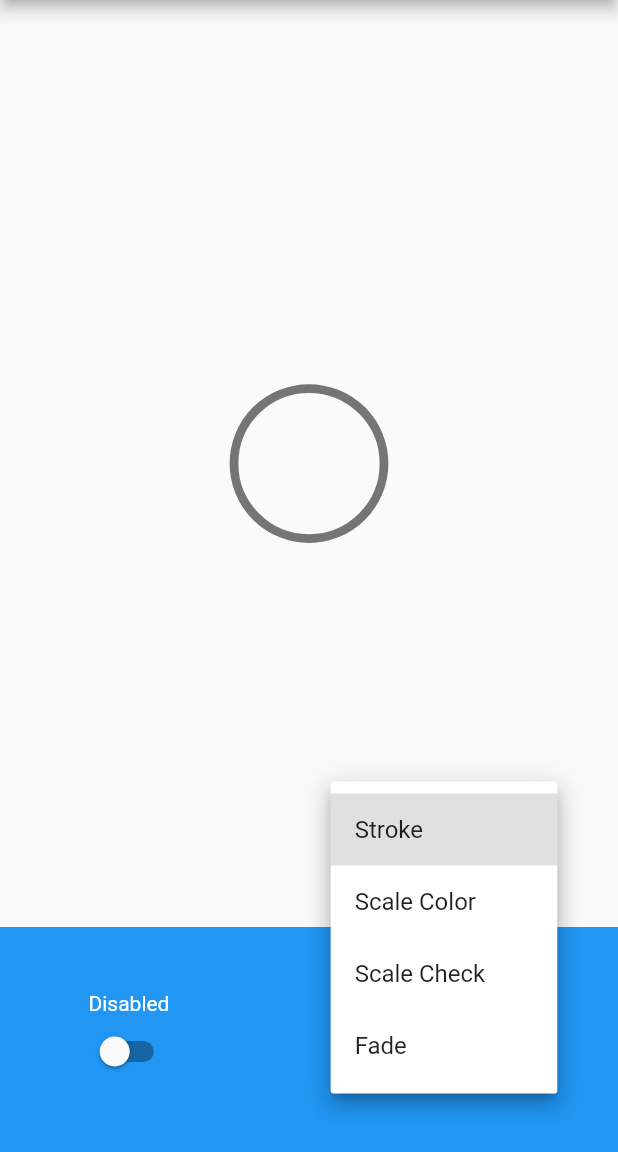
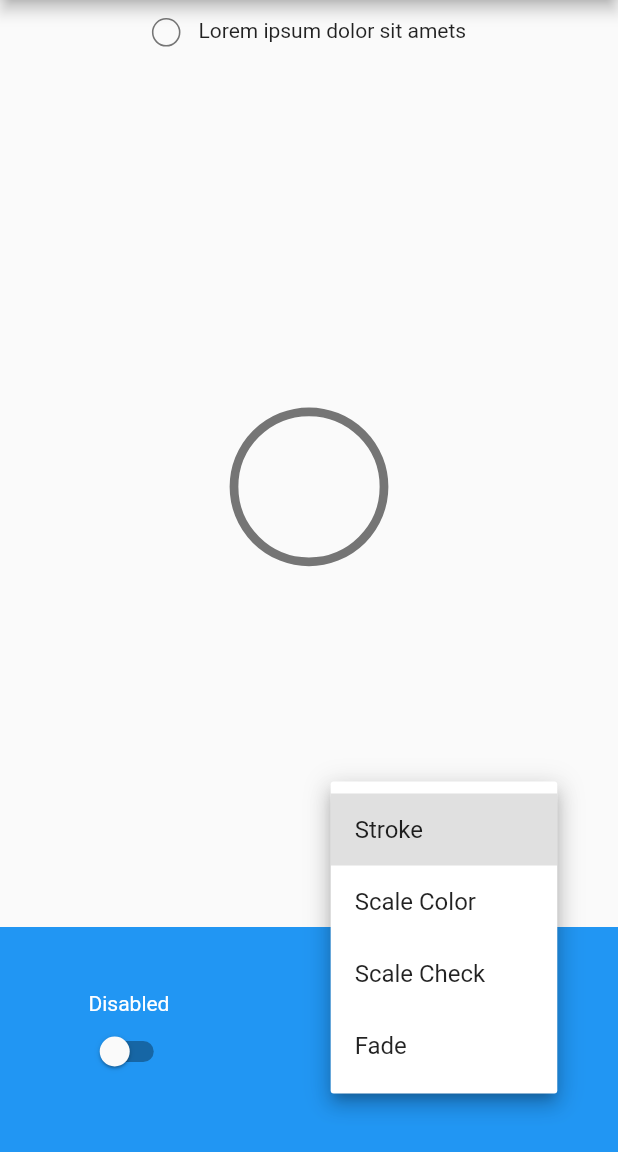
Before and after one commit to HornMichaelS/msh_checkbox, a Flutter app: the screen it shows after launch, after a tap on "Stroke", on a phone screen of 412 x 824 dp, the part 84-1236 px from its top. Run offline on Flutter 3.47's test engine with Material 2 defaults, Android fonts, the phone set to English and light mode, and no system bars.

Commit message:
add label of checkbox

```diff
--- a/example/lib/main.dart
+++ b/example/lib/main.dart
@@ -29,6 +29,24 @@ class _MyAppState extends State<MyApp> {
         appBar: AppBar(title: const Text('MSHCheckbox Example')),
         body: Column(
           children: [
+            const SizedBox(height: 12),
+            Center(
+              child: MSHCheckbox(
+                label: 'Lorem ipsum dolor sit amets',
+                value: isChecked,
+                isDisabled: isDisabled,
+                colorConfig: MSHColorConfig.fromCheckedUncheckedDisabled(
+                  checkedColor: Colors.green,
+                  uncheckedColor: Colors.grey.shade600,
+                ),
+                style: style,
+                onChanged: (selected) {
+                  setState(() {
+                    isChecked = selected;
+                  });
+                },
+              ),
+            ),
             Expanded(
               child: Center(
                 child: MSHCheckbox(
--- a/lib/src/msh_checkbox.dart
+++ b/lib/src/msh_checkbox.dart
@@ -17,6 +17,9 @@ class MSHCheckbox extends StatefulWidget {
   MSHCheckbox({
     Key? key,
     required this.value,
+    this.label,
+    this.labelSpacing = 12,
+    this.labelStyle,
     this.isDisabled = false,
     @Deprecated("Use MSHColorConfig.fromCheckedUncheckedDisabled instead.")
         this.checkedColor,
@@ -73,6 +76,15 @@ class MSHCheckbox extends StatefulWidget {
 
   /// Called when the value of the checkbox should change.
   final void Function(bool selected) onChanged;
+
+  /// Label of checkbox
+  final String? label;
+
+  /// Text stye of label checkbox
+  final TextStyle? labelStyle;
+
+  /// Spacing between checkbox and label
+  final double labelSpacing;
 
   @override
   State<MSHCheckbox> createState() => _MSHCheckboxState();
@@ -135,7 +147,7 @@ class _MSHCheckboxState extends State<MSHCheckbox>
       style: widget.style,
     );
 
-    return GestureDetector(
+    final checkbox = GestureDetector(
       onTap: () {
         if (!widget.isDisabled) {
           widget.onChanged(!widget.value);
@@ -175,6 +187,25 @@ class _MSHCheckboxState extends State<MSHCheckbox>
         ],
       ),
     );
+
+    if (widget.label != null) {
+      return Row(
+        mainAxisSize: MainAxisSize.min,
+        crossAxisAlignment: CrossAxisAlignment.start,
+        children: [
+          checkbox,
+          SizedBox(width: widget.labelSpacing),
+          Flexible(
+            child: Text(
+              widget.label!,
+              style: widget.labelStyle,
+            ),
+          ),
+        ],
+      );
+    } else {
+      return checkbox;
+    }
   }
 
   @override
```
